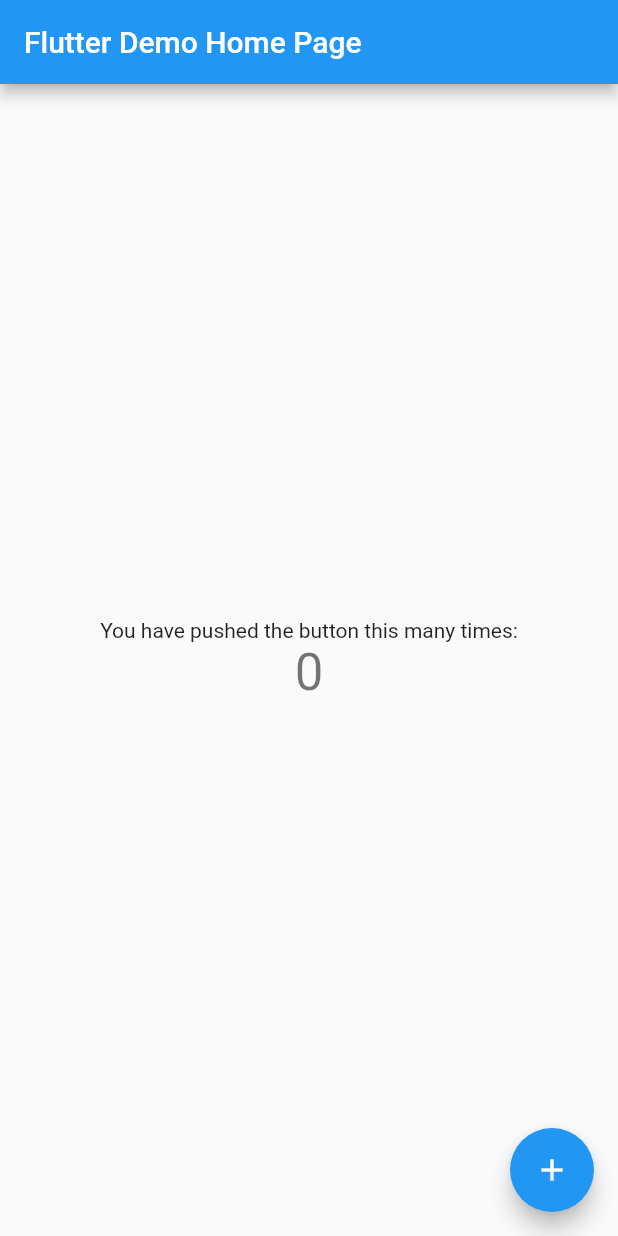
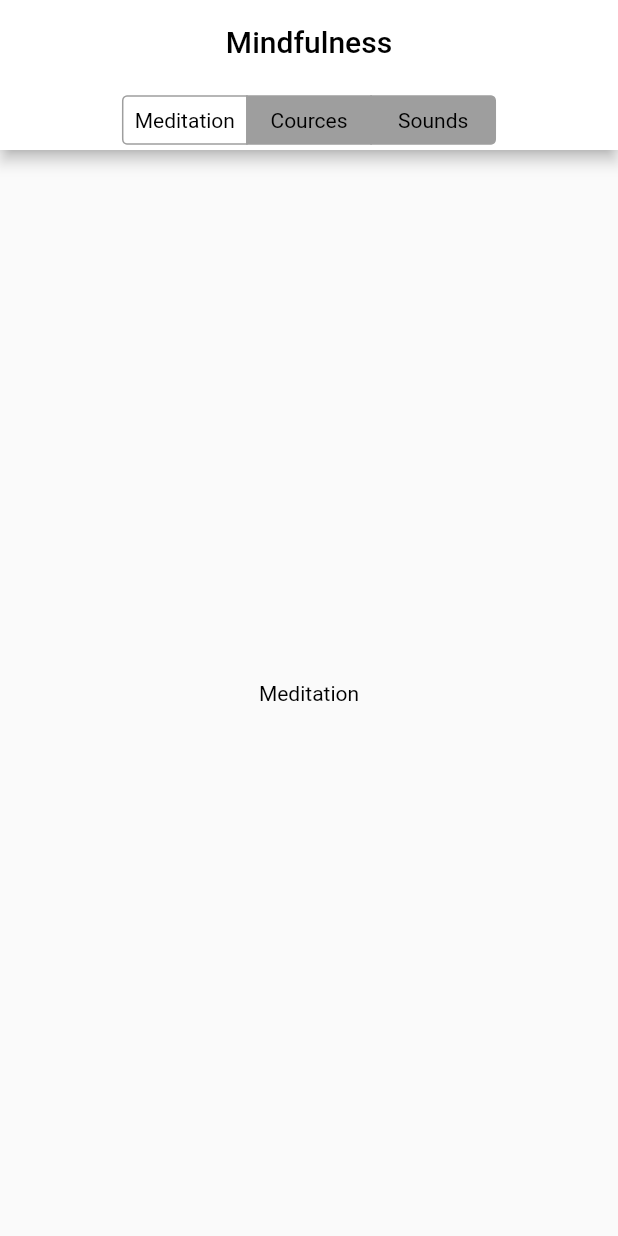
Before and after one commit to ViktorJasch/audio_player, a Flutter app: the screen it shows after launch, on a phone screen of 412 x 824 dp. Run offline on Flutter 3.47's test engine with Material 2 defaults, Android fonts, the phone set to English and light mode, and no system bars.

Commit message:
Добавил navigation bar и табы

```diff
--- a/lib/main.dart
+++ b/lib/main.dart
@@ -1,111 +1,4 @@
+import 'package:audio_player/presentation/application.dart';
 import 'package:flutter/material.dart';
 
-void main() => runApp(MyApp());
-
-class MyApp extends StatelessWidget {
-  // This widget is the root of your application.
-  @override
-  Widget build(BuildContext context) {
-    return MaterialApp(
-      title: 'Flutter Demo',
-      theme: ThemeData(
-        // This is the theme of your application.
-        //
-        // Try running your application with "flutter run". You'll see the
-        // application has a blue toolbar. Then, without quitting the app, try
-        // changing the primarySwatch below to Colors.green and then invoke
-        // "hot reload" (press "r" in the console where you ran "flutter run",
-        // or simply save your changes to "hot reload" in a Flutter IDE).
-        // Notice that the counter didn't reset back to zero; the application
-        // is not restarted.
-        primarySwatch: Colors.blue,
-      ),
-      home: MyHomePage(title: 'Flutter Demo Home Page'),
-    );
-  }
-}
-
-class MyHomePage extends StatefulWidget {
-  MyHomePage({Key key, this.title}) : super(key: key);
-
-  // This widget is the home page of your application. It is stateful, meaning
-  // that it has a State object (defined below) that contains fields that affect
-  // how it looks.
-
-  // This class is the configuration for the state. It holds the values (in this
-  // case the title) provided by the parent (in this case the App widget) and
-  // used by the build method of the State. Fields in a Widget subclass are
-  // always marked "final".
-
-  final String title;
-
-  @override
-  _MyHomePageState createState() => _MyHomePageState();
-}
-
-class _MyHomePageState extends State<MyHomePage> {
-  int _counter = 0;
-
-  void _incrementCounter() {
-    setState(() {
-      // This call to setState tells the Flutter framework that something has
-      // changed in this State, which causes it to rerun the build method below
-      // so that the display can reflect the updated values. If we changed
-      // _counter without calling setState(), then the build method would not be
-      // called again, and so nothing would appear to happen.
-      _counter++;
-    });
-  }
-
-  @override
-  Widget build(BuildContext context) {
-    // This method is rerun every time setState is called, for instance as done
-    // by the _incrementCounter method above.
-    //
-    // The Flutter framework has been optimized to make rerunning build methods
-    // fast, so that you can just rebuild anything that needs updating rather
-    // than having to individually change instances of widgets.
-    return Scaffold(
-      appBar: AppBar(
-        // Here we take the value from the MyHomePage object that was created by
-        // the App.build method, and use it to set our appbar title.
-        title: Text(widget.title),
-      ),
-      body: Center(
-        // Center is a layout widget. It takes a single child and positions it
-        // in the middle of the parent.
-        child: Column(
-          // Column is also a layout widget. It takes a list of children and
-          // arranges them vertically. By default, it sizes itself to fit its
-          // children horizontally, and tries to be as tall as its parent.
-          //
-          // Invoke "debug painting" (press "p" in the console, choose the
-          // "Toggle Debug Paint" action from the Flutter Inspector in Android
-          // Studio, or the "Toggle Debug Paint" command in Visual Studio Code)
-          // to see the wireframe for each widget.
-          //
-          // Column has various properties to control how it sizes itself and
-          // how it positions its children. Here we use mainAxisAlignment to
-          // center the children vertically; the main axis here is the vertical
-          // axis because Columns are vertical (the cross axis would be
-          // horizontal).
-          mainAxisAlignment: MainAxisAlignment.center,
-          children: <Widget>[
-            Text(
-              'You have pushed the button this many times:',
-            ),
-            Text(
-              '$_counter',
-              style: Theme.of(context).textTheme.headline4,
-            ),
-          ],
-        ),
-      ),
-      floatingActionButton: FloatingActionButton(
-        onPressed: _incrementCounter,
-        tooltip: 'Increment',
-        child: Icon(Icons.add),
-      ), // This trailing comma makes auto-formatting nicer for build methods.
-    );
-  }
-}
+void main() => runApp(MindfulnessApp());
--- /dev/null
+++ b/lib/presentation/application.dart
@@ -0,0 +1,16 @@
+import 'package:audio_player/presentation/audio_collections/audio_collection_screen.dart';
+import 'package:flutter/cupertino.dart';
+import 'package:flutter/material.dart';
+
+class MindfulnessApp extends StatelessWidget {
+  @override
+  Widget build(BuildContext context) {
+    return CupertinoApp(
+      localizationsDelegates: const <LocalizationsDelegate<dynamic>>[
+        DefaultMaterialLocalizations.delegate,
+        DefaultWidgetsLocalizations.delegate,
+      ],
+      home: AudioCollectionScreen(),
+    );
+  }
+}
--- /dev/null
+++ b/lib/presentation/audio_collections/audio_collection_screen.dart
@@ -0,0 +1,80 @@
+import 'package:audio_player/presentation/audio_collections/audio_section_panel.dart';
+import 'package:flutter/cupertino.dart';
+import 'package:flutter/material.dart';
+
+class AudioCollectionScreen extends StatefulWidget {
+  @override
+  _AudioCollectionScreenState createState() => _AudioCollectionScreenState();
+}
+
+class _AudioCollectionScreenState extends State<AudioCollectionScreen> {
+  static final _segmentedValues = {
+    "meditation": _SegmentedTab(title: "Meditation"),
+    "courses": _SegmentedTab(title: "Cources"),
+    "sounds": _SegmentedTab(title: "Sounds")
+  };
+  static final _segmentedChildrens = {
+    "meditation": AudioSectionPanel(title: "Meditation"),
+    "courses": AudioSectionPanel(title: "Cources"),
+    "sounds": AudioSectionPanel(title: "Sounds")
+  };
+  var groupValue = _segmentedValues.keys.first;
+
+  @override
+  Widget build(BuildContext context) {
+    return Scaffold(
+      appBar: AppBar(
+        backgroundColor: Colors.white,
+        title: Align(
+          alignment: Alignment.center,
+          child: Text(
+            "Mindfulness",
+            style: TextStyle(
+              color: Colors.black,
+            ),
+            textAlign: TextAlign.center,
+          ),
+        ),
+        bottom: PreferredSize(
+            child: Padding(
+              padding: const EdgeInsets.only(bottom: 4),
+              child: CupertinoSegmentedControl(
+                selectedColor: Colors.white,
+                borderColor: Colors.grey,
+                unselectedColor: Colors.grey,
+                pressedColor: Color(0x747784),
+                children: _segmentedValues,
+                groupValue: groupValue,
+                onValueChanged: (value) {
+                  setState(() {
+                    groupValue = value;
+                  });
+                },
+              ),
+            ),
+            preferredSize: Size(double.infinity, 44)),
+      ),
+      body: _segmentedChildrens[groupValue],
+    );
+  }
+}
+
+class _SegmentedTab extends StatelessWidget {
+  final String title;
+  final bool selected;
+
+  _SegmentedTab({this.title, this.selected = true});
+
+  @override
+  Widget build(BuildContext context) {
+    return Container(
+      padding: EdgeInsets.all(8),
+      child: Text(
+        title,
+        style: TextStyle(
+          color: selected ? Colors.black : Color(0x747784)
+        ),
+      )
+    );
+  }
+}
--- /dev/null
+++ b/lib/presentation/audio_collections/audio_section_panel.dart
@@ -0,0 +1,20 @@
+import 'package:flutter/cupertino.dart';
+
+class AudioSectionPanel extends StatelessWidget {
+  final String title;
+
+  AudioSectionPanel({this.title});
+
+  @override
+  Widget build(BuildContext context) {
+    return Container(
+      alignment: Alignment.center,
+      child: Text(
+        title,
+        style: TextStyle(
+          color: CupertinoColors.black,
+        ),
+      ),
+    );
+  }
+}
```
Also changed, not shown: 1 other file.
